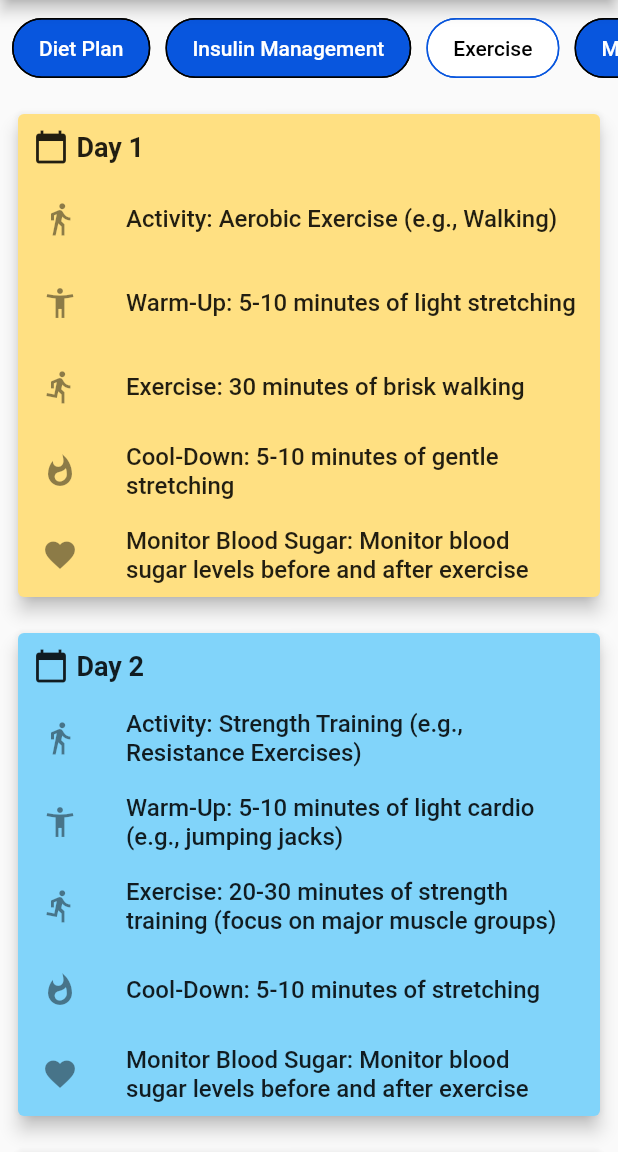
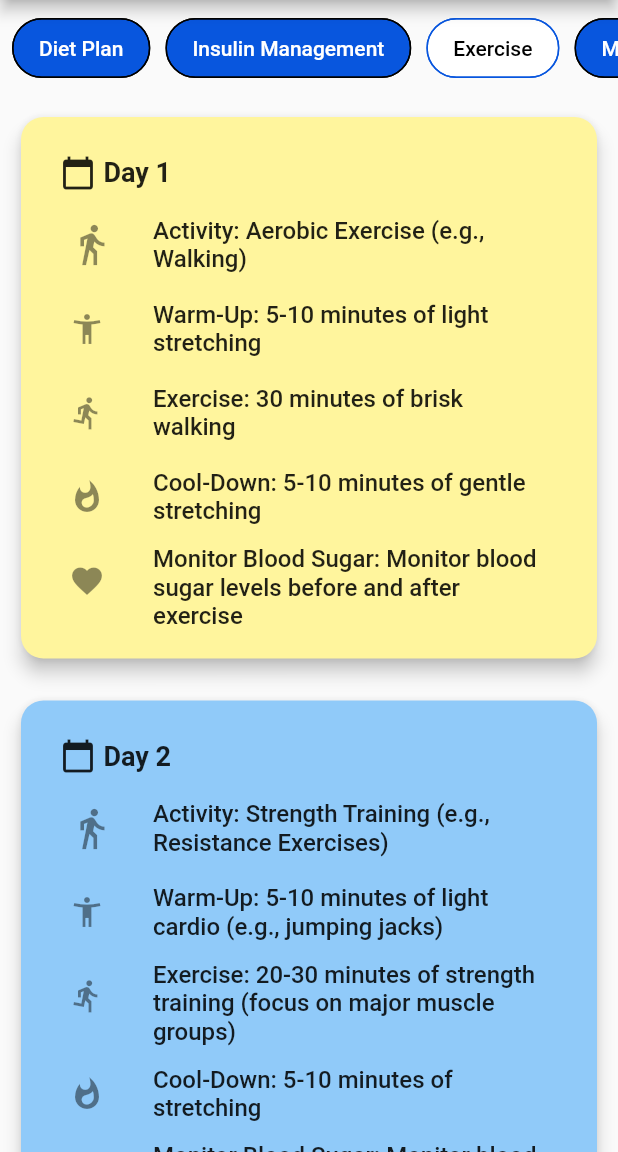
Before and after one commit to heetkheni/SSIP, a Flutter app: the DiabeticScreen screen opened directly, after a tap on "Insulin Management", after a tap on "Exercise", on a phone screen of 412 x 824 dp, the part 84-1236 px from its top. Run offline on Flutter 3.47's test engine with Material 2 defaults, Android fonts, the phone set to English and light mode, and no system bars; our stand-ins replace carousel_slider, cloud_firestore, firebase_auth, firebase_core, google_maps_flutter, google_sign_in and 2 more; accounts and stored records are empty; network calls fail.

Commit message:
ui changed

```diff
--- a/lib/screens/diabetic_different_screens.dart
+++ b/lib/screens/diabetic_different_screens.dart
@@ -11,11 +11,11 @@ class NutritionPlanScreen extends StatelessWidget {
   NutritionPlanScreen(this.nutritionPlan);
 
   final List<Color> cardColors = [
+    Colors.yellow.shade200,
+    Colors.blue.shade200, // Remove the blue color
     Colors.green.shade200, // Change the color for the first card
-    Colors.red.shade200, // Add another color (e.g., red)
-    Colors.yellow.shade200,
+    Colors.pink.shade200, // Add another color (e.g., red)
     Colors.purple.shade200,
-    Colors.blue.shade200, // Remove the blue color
     Colors.orange.shade200,
   ];
   @override
@@ -26,17 +26,16 @@ class NutritionPlanScreen extends StatelessWidget {
         itemBuilder: (context, index) {
           final category = nutritionPlan[index]['category'];
           final items = nutritionPlan[index]['items']?.split(', ');
-
           return Padding(
-            padding: const EdgeInsets.all(8),
+            padding: const EdgeInsets.symmetric(vertical: 10, horizontal: 10),
             child: Card(
-              elevation: 5,
+              elevation: 5.0,
               shape: RoundedRectangleBorder(
                 borderRadius: BorderRadius.circular(15.0),
               ),
               color: cardColors[index],
-              child: ClipRRect(
-                borderRadius: BorderRadius.circular(12),
+              child: Padding(
+                padding: const EdgeInsets.symmetric(horizontal: 16.0, vertical: 15),
                 child: Column(
                   crossAxisAlignment: CrossAxisAlignment.start,
                   children: [
@@ -52,7 +51,7 @@ class NutritionPlanScreen extends StatelessWidget {
                           const SizedBox(width: 5),
                           Text(
                             category,
-                            style: TextStyle(fontSize: 18, fontWeight: FontWeight.bold),
+                            style: TextStyle(fontSize: 20, fontWeight: FontWeight.bold),
                           ),
                         ],
                       ),
@@ -61,7 +60,10 @@ class NutritionPlanScreen extends StatelessWidget {
                     Column(
                       children: items!
                           .map((item) => ListTile(
-                                leading: Icon(Icons.arrow_right),
+                                leading: Icon(
+                                  Icons.arrow_right,
+                                  size: 30,
+                                ),
                                 title: Text(
                                   ' $item',
                                   style: TextStyle(
@@ -69,8 +71,107 @@ class NutritionPlanScreen extends StatelessWidget {
                                     fontWeight: FontWeight.w500,
                                   ),
                                 ),
+                                minLeadingWidth: 0,
                               ))
                           .toList(),
+                    ),
+                  ],
+                ),
+              ),
+            ),
+          );
+        },
+      ),
+    );
+  }
+}
+
+////////--------------->>>>>>>>>>>>>Insulin Management
+////////--------------->>>>>>>>>>>>>Insulin Management
+////////--------------->>>>>>>>>>>>>Insulin Management
+////////--------------->>>>>>>>>>>>>Insulin Management
+////////--------------->>>>>>>>>>>>>Insulin Management
+////////--------------->>>>>>>>>>>>>Insulin Management
+
+class InsulinManagementScreen extends StatelessWidget {
+  final List<Map<String, String>> insulinManagementData;
+
+  InsulinManagementScreen(this.insulinManagementData);
+
+  final List<Color> cardColors = [
+    Colors.yellow.shade200,
+    Colors.blue.shade200,
+    Colors.green.shade200,
+    Colors.pink.shade200,
+    Colors.orange.shade200,
+  ];
+
+  // Define a mapping of section titles to corresponding icons
+  final Map<String, IconData> sectionIcons = {
+    'Consult with a healthcare provider': Icons.medical_services,
+    'Types of insulin': Icons.format_list_bulleted,
+    'Insulin delivery methods': Icons.local_hospital,
+    'Insulin dosing': Icons.assignment,
+    'Blood glucose monitoring': Icons.monitor_weight,
+    'Meal planning': Icons.fastfood,
+    'Exercise and physical activity': Icons.directions_run,
+    'Hypoglycemia (low blood sugar) management': Icons.local_cafe,
+    'Hyperglycemia (high blood sugar) management': Icons.local_drink,
+    'Regular follow-up': Icons.event,
+    'Insulin storage': Icons.ac_unit,
+    'Education and support': Icons.lightbulb,
+  };
+
+  @override
+  Widget build(BuildContext context) {
+    return Expanded(
+      child: ListView.builder(
+        itemCount: insulinManagementData.length,
+        itemBuilder: (context, index) {
+          final sectionTitle = insulinManagementData[index].keys.first;
+          final sectionDescription = insulinManagementData[index].values.first;
+
+          final sectionIcon = sectionIcons[sectionTitle];
+
+          return Padding(
+            padding: const EdgeInsets.symmetric(vertical: 10, horizontal: 10),
+            child: Card(
+              elevation: 5,
+              color: cardColors[index % cardColors.length],
+              shape: RoundedRectangleBorder(
+                borderRadius: BorderRadius.circular(15.0),
+              ),
+              child: Padding(
+                padding: const EdgeInsets.symmetric(horizontal: 16.0, vertical: 15),
+                child: Column(
+                  crossAxisAlignment: CrossAxisAlignment.start,
+                  children: [
+                    Padding(
+                      padding: const EdgeInsets.only(top: 10, left: 10),
+                      child: Row(
+                        children: [
+                          if (sectionIcon != null) Icon(sectionIcon, size: 24),
+                          const SizedBox(width: 5),
+                          Expanded(
+                            child: Text(
+                              sectionTitle,
+                              style: TextStyle(fontSize: 20, fontWeight: FontWeight.bold),
+                            ),
+                          ),
+                        ],
+                      ),
+                    ),
+                    SizedBox(height: 8),
+                    ListTile(
+                      leading: Icon(Icons.arrow_right),
+                      title: Text(
+                        sectionDescription,
+                        style: TextStyle(
+                          fontSize: 17,
+                          fontWeight: FontWeight.w500,
+                        ),
+                      ),
+                      minLeadingWidth: 0,
                     ),
                   ],
                 ),
@@ -94,13 +195,13 @@ class ExercisePlanScreen extends StatelessWidget {
   ExercisePlanScreen(this.exercisePlan);
 
   final List<Color> cardColors = [
-    Colors.amber.shade200, // Light Amber color
-    Colors.lightBlue.shade200, // Light Blue color
-    Colors.lightGreen.shade200, // Light Green color
+    Colors.yellow.shade200, // Light Red Accent color
+    Colors.blue.shade200, // Light Blue color
+    Colors.green.shade200, // Light Green color
+    Colors.pink.shade200, // Light Amber color
     Colors.purple.shade200, // Light Purple color
     Colors.teal.shade200, // Light Teal color
     Colors.red.shade200,
-    Colors.yellow.shade200, // Light Red Accent color
   ];
 
   @override
@@ -117,12 +218,15 @@ class ExercisePlanScreen extends StatelessWidget {
           final monitorBloodSugar = exercisePlan[index]['monitorBloodSugar'];
 
           return Padding(
-            padding: const EdgeInsets.all(8),
+            padding: const EdgeInsets.symmetric(vertical: 10, horizontal: 10),
             child: Card(
               elevation: 5,
               color: cardColors[index],
-              child: ClipRRect(
-                borderRadius: BorderRadius.circular(15),
+              shape: RoundedRectangleBorder(
+                borderRadius: BorderRadius.circular(15.0),
+              ),
+              child: Padding(
+                padding: const EdgeInsets.symmetric(horizontal: 16.0, vertical: 15),
                 child: Column(
                   crossAxisAlignment: CrossAxisAlignment.start,
                   children: [
@@ -141,7 +245,7 @@ class ExercisePlanScreen extends StatelessWidget {
                     ),
                     SizedBox(height: 8),
                     ListTile(
-                      leading: Icon(Icons.directions_walk),
+                      leading: Icon(Icons.directions_walk, size: 30),
                       title: Text(
                         'Activity: $activity',
                         style: TextStyle(fontSize: 16, fontWeight: FontWeight.w500),
@@ -182,6 +286,105 @@ class ExercisePlanScreen extends StatelessWidget {
           );
         },
       ),
+    );
+  }
+}
+
+////---------------->>>>>>>>>>>>>>Medication
+////---------------->>>>>>>>>>>>>>Medication
+////---------------->>>>>>>>>>>>>>Medication
+////---------------->>>>>>>>>>>>>>Medication
+////---------------->>>>>>>>>>>>>>Medication
+////---------------->>>>>>>>>>>>>>Medication
+////---------------->>>>>>>>>>>>>>Medication
+
+class MedicationScreen extends StatelessWidget {
+  final List<Map<String, dynamic>> medicationData;
+
+  MedicationScreen(this.medicationData);
+
+  final List<Color> cardColors = [
+    Colors.yellow.shade200,
+    Colors.blue.shade200,
+    Colors.green.shade200,
+  ];
+
+  @override
+  Widget build(BuildContext context) {
+    return Expanded(
+      child: ListView.builder(
+        itemCount: medicationData.length,
+        itemBuilder: (context, index) {
+          final categoryData = medicationData[index];
+          final category = categoryData['category'];
+          final medications = categoryData['medications'];
+
+          return Padding(
+            padding: const EdgeInsets.symmetric(vertical: 10, horizontal: 10),
+            child: Card(
+              elevation: 5,
+              shape: RoundedRectangleBorder(
+                borderRadius: BorderRadius.circular(15.0),
+              ),
+              color: cardColors[index % cardColors.length],
+              child: Padding(
+                padding: const EdgeInsets.symmetric(horizontal: 16.0, vertical: 15),
+                child: Column(
+                  crossAxisAlignment: CrossAxisAlignment.start,
+                  children: [
+                    Padding(
+                      padding: const EdgeInsets.only(top: 10, left: 10),
+                      child: Row(
+                        children: [
+                          Icon(Icons.medical_services, size: 24),
+                          const SizedBox(width: 5),
+                          Expanded(
+                            child: Text(
+                              'Category: $category',
+                              style: TextStyle(fontSize: 19, fontWeight: FontWeight.bold),
+                            ),
+                          ),
+                        ],
+                      ),
+                    ),
+                    SizedBox(height: 8),
+                    for (var medication in medications) MedicationTile(medication: medication),
+                  ],
+                ),
+              ),
+            ),
+          );
+        },
+      ),
+    );
+  }
+}
+
+class MedicationTile extends StatelessWidget {
+  final Map<String, dynamic> medication;
+
+  MedicationTile({required this.medication});
+
+  @override
+  Widget build(BuildContext context) {
+    return Column(
+      children: [
+        ListTile(
+          leading: Icon(Icons.health_and_safety_rounded),
+          title: Text(
+            '${medication['medication_name']}',
+            style: TextStyle(fontSize: 17, fontWeight: FontWeight.bold),
+          ),
+
+        ),
+        ListTile(
+          leading: Icon(Icons.arrow_forward_outlined),
+          title: Text(
+            '${medication['description']}',
+            style: TextStyle(fontSize: 17, fontWeight: FontWeight.w500),
+          ),
+        ),
+      ],
     );
   }
 }
@@ -260,194 +463,3 @@ class _BloodGlucoseSectionTileState extends State<BloodGlucoseSectionTile> {
     );
   }
 }
-
-////---------------->>>>>>>>>>>>>>Medication
-////---------------->>>>>>>>>>>>>>Medication
-////---------------->>>>>>>>>>>>>>Medication
-////---------------->>>>>>>>>>>>>>Medication
-////---------------->>>>>>>>>>>>>>Medication
-////---------------->>>>>>>>>>>>>>Medication
-////---------------->>>>>>>>>>>>>>Medication
-
-class MedicationScreen extends StatelessWidget {
-  final List<Map<String, dynamic>> medicationData;
-
-  MedicationScreen(this.medicationData);
-
-  final List<Color> cardColors = [
-    Colors.lightGreen.shade200,
-    Colors.purple.shade200,
-    Colors.teal.shade200,
-  ];
-
-  @override
-  Widget build(BuildContext context) {
-    return Expanded(
-      child: ListView.builder(
-        itemCount: medicationData.length,
-        itemBuilder: (context, index) {
-          final categoryData = medicationData[index];
-          final category = categoryData['category'];
-          final medications = categoryData['medications'];
-
-          return Padding(
-            padding: const EdgeInsets.all(8),
-            child: Card(
-              elevation: 3,
-              color: cardColors[index % cardColors.length],
-              child: ClipRRect(
-                borderRadius: BorderRadius.circular(12),
-                child: Column(
-                  crossAxisAlignment: CrossAxisAlignment.start,
-                  children: [
-                    Padding(
-                      padding: const EdgeInsets.only(top: 10, left: 10),
-                      child: Row(
-                        children: [
-                          Icon(Icons.medical_services, size: 24),
-                          const SizedBox(width: 5),
-                          Text(
-                            'Category: $category',
-                            style: TextStyle(fontSize: 18, fontWeight: FontWeight.bold),
-                          ),
-                        ],
-                      ),
-                    ),
-                    SizedBox(height: 8),
-                    for (var medication in medications) MedicationTile(medication: medication),
-                  ],
-                ),
-              ),
-            ),
-          );
-        },
-      ),
-    );
-  }
-}
-
-class MedicationTile extends StatelessWidget {
-  final Map<String, dynamic> medication;
-
-  MedicationTile({required this.medication});
-
-  @override
-  Widget build(BuildContext context) {
-    return Column(
-      children: [
-        ListTile(
-          leading: Icon(Icons.health_and_safety_rounded),
-          title: Text(
-            '${medication['medication_name']}',
-            style: TextStyle(fontSize: 17, fontWeight: FontWeight.bold),
-          ),
-          // subtitle: Text(
-          //   medication['description'],
-          //   style: TextStyle(fontSize: 14, fontWeight: FontWeight.w500),
-          // ),
-        ),
-        ListTile(
-          leading: Icon(Icons.arrow_forward_outlined),
-          title: Text(
-            '${medication['description']}',
-            style: TextStyle(fontSize: 17, fontWeight: FontWeight.w500),
-          ),
-        ),
-      ],
-    );
-  }
-}
-
-////////--------------->>>>>>>>>>>>>Insulin Management
-////////--------------->>>>>>>>>>>>>Insulin Management
-////////--------------->>>>>>>>>>>>>Insulin Management
-////////--------------->>>>>>>>>>>>>Insulin Management
-////////--------------->>>>>>>>>>>>>Insulin Management
-////////--------------->>>>>>>>>>>>>Insulin Management
-
-class InsulinManagementScreen extends StatelessWidget {
-  final List<Map<String, String>> insulinManagementData;
-
-  InsulinManagementScreen(this.insulinManagementData);
-
-  final List<Color> cardColors = [
-    Colors.green.shade200,
-    Colors.red.shade200,
-    Colors.yellow.shade200,
-    Colors.purple.shade200,
-    Colors.orange.shade200,
-  ];
-
-  // Define a mapping of section titles to corresponding icons
-  final Map<String, IconData> sectionIcons = {
-    'Consult with a healthcare provider': Icons.medical_services,
-    'Types of insulin': Icons.format_list_bulleted,
-    'Insulin delivery methods': Icons.local_hospital,
-    'Insulin dosing': Icons.assignment,
-    'Blood glucose monitoring': Icons.monitor_weight,
-    'Meal planning': Icons.fastfood,
-    'Exercise and physical activity': Icons.directions_run,
-    'Hypoglycemia (low blood sugar) management': Icons.local_cafe,
-    'Hyperglycemia (high blood sugar) management': Icons.local_drink,
-    'Regular follow-up': Icons.event,
-    'Insulin storage': Icons.ac_unit,
-    'Education and support': Icons.lightbulb,
-  };
-
-  @override
-  Widget build(BuildContext context) {
-    return Expanded(
-      child: ListView.builder(
-        itemCount: insulinManagementData.length,
-        itemBuilder: (context, index) {
-          final sectionTitle = insulinManagementData[index].keys.first;
-          final sectionDescription = insulinManagementData[index].values.first;
-
-          final sectionIcon = sectionIcons[sectionTitle];
-
-          return Padding(
-            padding: const EdgeInsets.all(8),
-            child: Card(
-              elevation: 3,
-              color: cardColors[index % cardColors.length],
-              child: ClipRRect(
-                borderRadius: BorderRadius.circular(12),
-                child: Column(
-                  crossAxisAlignment: CrossAxisAlignment.start,
-                  children: [
-                    Padding(
-                      padding: const EdgeInsets.only(top: 10, left: 10),
-                      child: Row(
-                        children: [
-                          if (sectionIcon != null) Icon(sectionIcon, size: 24),
-                          const SizedBox(width: 5),
-                          Expanded(
-                            child: Text(
-                              sectionTitle,
-                              style: TextStyle(fontSize: 18, fontWeight: FontWeight.bold),
-                            ),
-                          ),
-                        ],
-                      ),
-                    ),
-                    SizedBox(height: 8),
-                    ListTile(
-                      leading: Icon(Icons.arrow_right),
-                      title: Text(
-                        sectionDescription,
-                        style: TextStyle(
-                          fontSize: 17,
-                          fontWeight: FontWeight.w500,
-                        ),
-                      ),
-                    ),
-                  ],
-                ),
-              ),
-            ),
-          );
-        },
-      ),
-    );
-  }
-}
--- a/lib/screens/hospital_screen.dart
+++ b/lib/screens/hospital_screen.dart
@@ -24,7 +24,6 @@ class _HospitalScreenState extends State<HospitalScreen> {
             margin: const EdgeInsets.symmetric(horizontal: 10.0, vertical: 8.0),
             shape: RoundedRectangleBorder(
               borderRadius: BorderRadius.circular(15.0),
-
             ),
             child: Container(
                 height: 80,
@@ -45,8 +44,7 @@ class _HospitalScreenState extends State<HospitalScreen> {
                     backgroundColor: Theme.of(context).primaryColor,
                     child: Text(
                       center['name'].substring(0, 1).toUpperCase(),
-                      style: TextStyle(
-                          color: Colors.white, fontWeight: FontWeight.w500),
+                      style: TextStyle(color: Colors.white, fontWeight: FontWeight.w500),
                     ),
                   ),
                   onTap: () {
```
Also changed, not shown: lib/screens/home_screen.dart (+39 -76 lines).
